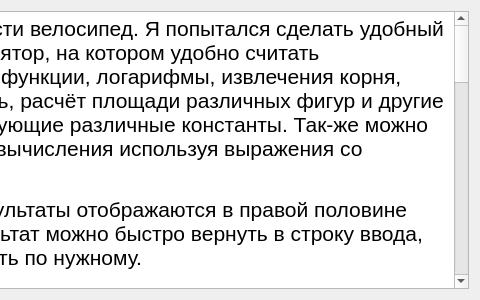
pAVlicSim/pyqt_calculator, file myForm/helpDialog.ui: the form before one commit; both pictures show x 220 to 700 and y 0 to 300 of the 700 by 300 pixel window.
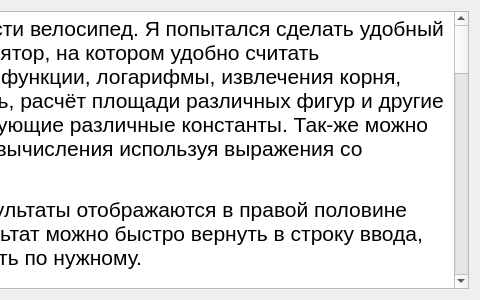
The form after the commit.

Commit message: доделал help.

```diff
--- a/myForm/helpDialog.ui
+++ b/myForm/helpDialog.ui
@@ -41,17 +41,21 @@
 &lt;p style=&quot; margin-top:12px; margin-bottom:12px; margin-left:0px; margin-right:0px; -qt-block-indent:0; text-indent:0px;&quot;&gt;&lt;span style=&quot; font-size:16pt;&quot;&gt;Обратное число вычисляется вводом исходного числа и нажатием кнопки 1/х.&lt;/span&gt;&lt;/p&gt;
 &lt;p style=&quot; margin-top:12px; margin-bottom:12px; margin-left:0px; margin-right:0px; -qt-block-indent:0; text-indent:0px;&quot;&gt;&lt;span style=&quot; font-size:16pt;&quot;&gt;Проценты вычисляются вводом исходного числа, вводом знака + или - , вводом процентов и нажатием кнопки %.&lt;/span&gt;&lt;/p&gt;
 &lt;p style=&quot; margin-top:12px; margin-bottom:12px; margin-left:0px; margin-right:0px; -qt-block-indent:0; text-indent:0px;&quot;&gt;&lt;span style=&quot; font-size:16pt;&quot;&gt;Что такое логарифм?&lt;/span&gt;&lt;/p&gt;
-&lt;p style=&quot; margin-top:12px; margin-bottom:12px; margin-left:0px; margin-right:0px; -qt-block-indent:0; text-indent:0px;&quot;&gt;&lt;span style=&quot; font-family:'Arial,Helvetica,sans-serif'; font-size:16pt; background-color:#e9f8ed;&quot;&gt;Логарифм по основанию a от аргумента x , это степень,,в которую надо возвести число a, чтобы плучить число x.&lt;/span&gt;&lt;span style=&quot; font-family:'Arial,Helvetica,sans-serif'; font-size:16pt; color:#101010; background-color:#ffffff;&quot;&gt;Обозначение: log&lt;/span&gt;&lt;span style=&quot; font-family:'Times New Roman,Times,serif'; font-size:16pt; font-style:italic; color:#101010; background-color:#ffffff; vertical-align:sub;&quot;&gt;a&lt;/span&gt;&lt;span style=&quot; font-family:'Times New Roman,Times,serif'; font-size:16pt; font-style:italic; color:#101010; background-color:#ffffff;&quot;&gt;x&lt;/span&gt;&lt;span style=&quot; font-family:'Arial,Helvetica,sans-serif'; font-size:16pt; color:#101010; background-color:#ffffff;&quot;&gt; = &lt;/span&gt;&lt;span style=&quot; font-family:'Times New Roman,Times,serif'; font-size:16pt; font-style:italic; color:#101010; background-color:#ffffff;&quot;&gt;b&lt;/span&gt;&lt;span style=&quot; font-family:'Arial,Helvetica,sans-serif'; font-size:16pt; color:#101010; background-color:#ffffff;&quot;&gt;, где &lt;/span&gt;&lt;span style=&quot; font-family:'Times New Roman,Times,serif'; font-size:16pt; font-style:italic; color:#101010; background-color:#ffffff;&quot;&gt;a&lt;/span&gt;&lt;span style=&quot; font-family:'Arial,Helvetica,sans-serif'; font-size:16pt; color:#101010; background-color:#ffffff;&quot;&gt; — основание, &lt;/span&gt;&lt;span style=&quot; font-family:'Times New Roman,Times,serif'; font-size:16pt; font-style:italic; color:#101010; background-color:#ffffff;&quot;&gt;x&lt;/span&gt;&lt;span style=&quot; font-family:'Arial,Helvetica,sans-serif'; font-size:16pt; color:#101010; background-color:#ffffff;&quot;&gt; — аргумент, &lt;/span&gt;&lt;span style=&quot; font-family:'Times New Roman,Times,serif'; font-size:16pt; font-style:italic; color:#101010; background-color:#ffffff;&quot;&gt;b&lt;/span&gt;&lt;span style=&quot; font-family:'Arial,Helvetica,sans-serif'; font-size:16pt; color:#101010; background-color:#ffffff;&quot;&gt; — собственно, чему равен логарифм.&lt;/span&gt;&lt;/p&gt;
-&lt;p style=&quot; margin-top:12px; margin-bottom:12px; margin-left:0px; margin-right:0px; -qt-block-indent:0; text-indent:0px;&quot;&gt;&lt;span style=&quot; font-family:'Arial,Helvetica,sans-serif'; font-size:16pt; color:#101010; background-color:#ffffff;&quot;&gt;Логарифм по основанию 10 обозначается как lg &lt;/span&gt;&lt;span style=&quot; font-family:'Times New Roman,Times,serif'; font-size:16pt; font-style:italic; color:#101010; background-color:#ffffff;&quot;&gt;x, т.е &lt;/span&gt;&lt;span style=&quot; font-family:'Arial,Helvetica,sans-serif'; font-size:16pt; color:#333333; background-color:#ffffff;&quot;&gt;lg &lt;/span&gt;&lt;span style=&quot; font-family:'Times New Roman,Times,serif'; font-size:16pt; font-style:italic; color:#333333; background-color:#ffffff;&quot;&gt;x&lt;/span&gt;&lt;span style=&quot; font-family:'Arial,Helvetica,sans-serif'; font-size:16pt; color:#333333; background-color:#ffffff;&quot;&gt; = log&lt;/span&gt;&lt;span style=&quot; font-family:'Arial,Helvetica,sans-serif'; font-size:16pt; color:#333333; background-color:#ffffff; vertical-align:sub;&quot;&gt;10&lt;/span&gt;&lt;span style=&quot; font-family:'Arial,Helvetica,sans-serif'; font-size:16pt; color:#333333; background-color:#ffffff;&quot;&gt; &lt;/span&gt;&lt;span style=&quot; font-family:'Times New Roman,Times,serif'; font-size:16pt; font-style:italic; color:#333333; background-color:#ffffff;&quot;&gt;x.&lt;/span&gt;&lt;/p&gt;
-&lt;p style=&quot; margin-top:12px; margin-bottom:12px; margin-left:0px; margin-right:0px; -qt-block-indent:0; text-indent:0px;&quot;&gt;&lt;span style=&quot; font-family:'Arial,Helvetica,sans-serif'; font-size:16pt; font-style:italic; color:#333333; background-color:#e9f8ed;&quot;&gt;Натуральный логарифм&lt;/span&gt;&lt;span style=&quot; font-family:'Arial,Helvetica,sans-serif'; font-size:16pt; color:#333333; background-color:#e9f8ed;&quot;&gt; от аргумента &lt;/span&gt;&lt;span style=&quot; font-family:'Times New Roman,Times,serif'; font-size:16pt; font-style:italic; color:#333333; background-color:#e9f8ed;&quot;&gt;x&lt;/span&gt;&lt;span style=&quot; font-family:'Arial,Helvetica,sans-serif'; font-size:16pt; color:#333333; background-color:#e9f8ed;&quot;&gt; — это логарифм по основанию &lt;/span&gt;&lt;span style=&quot; font-family:'Times New Roman,Times,serif'; font-size:16pt; font-style:italic; color:#333333; background-color:#e9f8ed;&quot;&gt;e&lt;/span&gt;&lt;span style=&quot; font-family:'Arial,Helvetica,sans-serif'; font-size:16pt; color:#333333; background-color:#e9f8ed;&quot;&gt;, т.е. степень, в которую надо возвести число &lt;/span&gt;&lt;span style=&quot; font-family:'Times New Roman,Times,serif'; font-size:16pt; font-style:italic; color:#333333; background-color:#e9f8ed;&quot;&gt;e&lt;/span&gt;&lt;span style=&quot; font-family:'Arial,Helvetica,sans-serif'; font-size:16pt; color:#333333; background-color:#e9f8ed;&quot;&gt;, чтобы получить число &lt;/span&gt;&lt;span style=&quot; font-family:'Times New Roman,Times,serif'; font-size:16pt; font-style:italic; color:#333333; background-color:#e9f8ed;&quot;&gt;x&lt;/span&gt;&lt;span style=&quot; font-family:'Arial,Helvetica,sans-serif'; font-size:16pt; color:#333333; background-color:#e9f8ed;&quot;&gt;. Обозначение: ln &lt;/span&gt;&lt;span style=&quot; font-family:'Times New Roman,Times,serif'; font-size:16pt; font-style:italic; color:#333333; background-color:#e9f8ed;&quot;&gt;x&lt;/span&gt;&lt;span style=&quot; font-family:'Arial,Helvetica,sans-serif'; font-size:16pt; color:#333333; background-color:#e9f8ed;&quot;&gt;. &lt;/span&gt;&lt;/p&gt;
-&lt;p style=&quot; margin-top:12px; margin-bottom:12px; margin-left:0px; margin-right:0px; -qt-block-indent:0; text-indent:0px;&quot;&gt;&lt;span style=&quot; font-family:'Arial,Helvetica,sans-serif'; font-size:16pt; color:#333333; background-color:#ffffff; vertical-align:top;&quot;&gt;Многие спросят: что еще за число&lt;/span&gt;&lt;span style=&quot; font-family:'Arial,Helvetica,sans-serif'; font-size:16pt; color:#333333; vertical-align:top;&quot;&gt; &lt;/span&gt;&lt;span style=&quot; font-family:'Times New Roman,Times,serif'; font-size:16pt; font-style:italic; color:#333333; vertical-align:top;&quot;&gt;e&lt;/span&gt;&lt;span style=&quot; font-family:'Arial,Helvetica,sans-serif'; font-size:16pt; color:#333333; vertical-align:top;&quot;&gt;? Это иррациональное число, его точное значение найти и записать невозможно. Приведу лишь первые его цифры:&lt;br /&gt;&lt;/span&gt;&lt;span style=&quot; font-family:'Times New Roman,Times,serif'; font-size:16pt; font-style:italic; color:#333333; vertical-align:top;&quot;&gt;e&lt;/span&gt;&lt;span style=&quot; font-family:'Arial,Helvetica,sans-serif'; font-size:16pt; color:#333333; vertical-align:top;&quot;&gt; = 2,718281828459...&lt;/span&gt;&lt;/p&gt;
-&lt;p style=&quot; margin-top:12px; margin-bottom:12px; margin-left:0px; margin-right:0px; -qt-block-indent:0; text-indent:0px; line-height:24px; background-color:#ffffff;&quot;&gt;&lt;span style=&quot; font-family:'Arial,Helvetica,sans-serif'; font-size:16pt; color:#333333; background-color:#ffffff; vertical-align:top;&quot;&gt;Не будем углубляться, что это за число и зачем нужно. Просто помните, что&lt;/span&gt;&lt;span style=&quot; font-family:'Arial,Helvetica,sans-serif'; font-size:16pt; color:#333333; vertical-align:top;&quot;&gt; &lt;/span&gt;&lt;span style=&quot; font-family:'Times New Roman,Times,serif'; font-size:16pt; font-style:italic; color:#333333; vertical-align:top;&quot;&gt;e&lt;/span&gt;&lt;span style=&quot; font-family:'Arial,Helvetica,sans-serif'; font-size:16pt; color:#333333; vertical-align:top;&quot;&gt; — основание натурального логарифма:&lt;br /&gt;ln &lt;/span&gt;&lt;span style=&quot; font-family:'Times New Roman,Times,serif'; font-size:16pt; font-style:italic; color:#333333; vertical-align:top;&quot;&gt;x&lt;/span&gt;&lt;span style=&quot; font-family:'Arial,Helvetica,sans-serif'; font-size:16pt; color:#333333; vertical-align:top;&quot;&gt; = log&lt;/span&gt;&lt;span style=&quot; font-family:'Times New Roman,Times,serif'; font-size:16pt; font-style:italic; color:#333333; vertical-align:sub;&quot;&gt;e&lt;/span&gt;&lt;span style=&quot; font-family:'Arial,Helvetica,sans-serif'; font-size:16pt; color:#333333; vertical-align:top;&quot;&gt; &lt;/span&gt;&lt;span style=&quot; font-family:'Times New Roman,Times,serif'; font-size:16pt; font-style:italic; color:#333333; vertical-align:top;&quot;&gt;x&lt;/span&gt;&lt;/p&gt;
+&lt;p style=&quot; margin-top:12px; margin-bottom:12px; margin-left:0px; margin-right:0px; -qt-block-indent:0; text-indent:0px;&quot;&gt;&lt;span style=&quot; font-family:'Arial,Helvetica,sans-serif'; font-size:16pt;&quot;&gt;Логарифм по основанию a от аргумента x , это степень,,в которую надо возвести число a, чтобы плучить число x.Обозначение: log&lt;/span&gt;&lt;span style=&quot; font-family:'Times New Roman,Times,serif'; font-size:16pt; font-style:italic; background-color:#ffffff; vertical-align:sub;&quot;&gt;a&lt;/span&gt;&lt;span style=&quot; font-family:'Times New Roman,Times,serif'; font-size:16pt; font-style:italic; color:#101010; background-color:#ffffff;&quot;&gt;x&lt;/span&gt;&lt;span style=&quot; font-family:'Arial,Helvetica,sans-serif'; font-size:16pt; background-color:#ffffff;&quot;&gt; = &lt;/span&gt;&lt;span style=&quot; font-family:'Times New Roman,Times,serif'; font-size:16pt; font-style:italic; background-color:#ffffff;&quot;&gt;b&lt;/span&gt;&lt;span style=&quot; font-family:'Arial,Helvetica,sans-serif'; font-size:16pt; background-color:#ffffff;&quot;&gt;, где &lt;/span&gt;&lt;span style=&quot; font-family:'Times New Roman,Times,serif'; font-size:16pt; font-style:italic; background-color:#ffffff;&quot;&gt;a&lt;/span&gt;&lt;span style=&quot; font-family:'Arial,Helvetica,sans-serif'; font-size:16pt; background-color:#ffffff;&quot;&gt; — основание, &lt;/span&gt;&lt;span style=&quot; font-family:'Times New Roman,Times,serif'; font-size:16pt; font-style:italic; color:#101010; background-color:#ffffff;&quot;&gt;x&lt;/span&gt;&lt;span style=&quot; font-family:'Arial,Helvetica,sans-serif'; font-size:16pt; background-color:#ffffff;&quot;&gt; — аргумент, &lt;/span&gt;&lt;span style=&quot; font-family:'Times New Roman,Times,serif'; font-size:16pt; font-style:italic; background-color:#ffffff;&quot;&gt;b&lt;/span&gt;&lt;span style=&quot; font-family:'Arial,Helvetica,sans-serif'; font-size:16pt; color:#101010; background-color:#ffffff;&quot;&gt; — собственно, чему равен логарифм.&lt;/span&gt;&lt;/p&gt;
+&lt;p style=&quot; margin-top:12px; margin-bottom:12px; margin-left:0px; margin-right:0px; -qt-block-indent:0; text-indent:0px;&quot;&gt;&lt;span style=&quot; font-family:'Arial,Helvetica,sans-serif'; font-size:16pt; background-color:#ffffff;&quot;&gt;Логарифм по основанию 10 обозначается как lg &lt;/span&gt;&lt;span style=&quot; font-family:'Times New Roman,Times,serif'; font-size:16pt; font-style:italic; background-color:#ffffff;&quot;&gt;x, т.е &lt;/span&gt;&lt;span style=&quot; font-family:'Arial,Helvetica,sans-serif'; font-size:16pt; background-color:#ffffff;&quot;&gt;lg &lt;/span&gt;&lt;span style=&quot; font-family:'Times New Roman,Times,serif'; font-size:16pt; font-style:italic; background-color:#ffffff;&quot;&gt;x&lt;/span&gt;&lt;span style=&quot; font-family:'Arial,Helvetica,sans-serif'; font-size:16pt; background-color:#ffffff;&quot;&gt; = log&lt;/span&gt;&lt;span style=&quot; font-family:'Arial,Helvetica,sans-serif'; font-size:16pt; background-color:#ffffff; vertical-align:sub;&quot;&gt;10&lt;/span&gt;&lt;span style=&quot; font-family:'Arial,Helvetica,sans-serif'; font-size:16pt; background-color:#ffffff;&quot;&gt; &lt;/span&gt;&lt;span style=&quot; font-family:'Times New Roman,Times,serif'; font-size:16pt; font-style:italic; background-color:#ffffff;&quot;&gt;x.&lt;/span&gt;&lt;/p&gt;
+&lt;p style=&quot; margin-top:12px; margin-bottom:12px; margin-left:0px; margin-right:0px; -qt-block-indent:0; text-indent:0px;&quot;&gt;&lt;span style=&quot; font-family:'Arial,Helvetica,sans-serif'; font-size:16pt; font-style:italic;&quot;&gt;Натуральный логарифм&lt;/span&gt;&lt;span style=&quot; font-family:'Arial,Helvetica,sans-serif'; font-size:16pt;&quot;&gt; от аргумента &lt;/span&gt;&lt;span style=&quot; font-family:'Times New Roman,Times,serif'; font-size:16pt; font-style:italic;&quot;&gt;x&lt;/span&gt;&lt;span style=&quot; font-family:'Arial,Helvetica,sans-serif'; font-size:16pt;&quot;&gt; — это логарифм по основанию &lt;/span&gt;&lt;span style=&quot; font-family:'Times New Roman,Times,serif'; font-size:16pt; font-style:italic;&quot;&gt;e&lt;/span&gt;&lt;span style=&quot; font-family:'Arial,Helvetica,sans-serif'; font-size:16pt;&quot;&gt;, т.е. степень, в которую надо возвести число &lt;/span&gt;&lt;span style=&quot; font-family:'Times New Roman,Times,serif'; font-size:16pt; font-style:italic;&quot;&gt;e&lt;/span&gt;&lt;span style=&quot; font-family:'Arial,Helvetica,sans-serif'; font-size:16pt;&quot;&gt;, чтобы получить число &lt;/span&gt;&lt;span style=&quot; font-family:'Times New Roman,Times,serif'; font-size:16pt; font-style:italic; color:#333333;&quot;&gt;x&lt;/span&gt;&lt;span style=&quot; font-family:'Arial,Helvetica,sans-serif'; font-size:16pt;&quot;&gt;. Обозначение: ln &lt;/span&gt;&lt;span style=&quot; font-family:'Times New Roman,Times,serif'; font-size:16pt; font-style:italic;&quot;&gt;x&lt;/span&gt;&lt;span style=&quot; font-family:'Arial,Helvetica,sans-serif'; font-size:16pt;&quot;&gt;. &lt;/span&gt;&lt;/p&gt;
+&lt;p style=&quot; margin-top:12px; margin-bottom:12px; margin-left:0px; margin-right:0px; -qt-block-indent:0; text-indent:0px;&quot;&gt;&lt;span style=&quot; font-family:'Arial,Helvetica,sans-serif'; font-size:16pt; vertical-align:top;&quot;&gt;Многие спросят: что еще за число &lt;/span&gt;&lt;span style=&quot; font-family:'Times New Roman,Times,serif'; font-size:16pt; font-style:italic; vertical-align:top;&quot;&gt;e&lt;/span&gt;&lt;span style=&quot; font-family:'Arial,Helvetica,sans-serif'; font-size:16pt; vertical-align:top;&quot;&gt;? Это иррациональное число, его точное значение найти и записать невозможно. Приведу лишь первые его цифры:&lt;br /&gt;&lt;/span&gt;&lt;span style=&quot; font-family:'Times New Roman,Times,serif'; font-size:16pt; font-style:italic; vertical-align:top;&quot;&gt;e&lt;/span&gt;&lt;span style=&quot; font-family:'Arial,Helvetica,sans-serif'; font-size:16pt; vertical-align:top;&quot;&gt; = 2,718281828459...&lt;/span&gt;&lt;/p&gt;
+&lt;p style=&quot; margin-top:12px; margin-bottom:12px; margin-left:0px; margin-right:0px; -qt-block-indent:0; text-indent:0px; line-height:24px; background-color:#ffffff;&quot;&gt;&lt;span style=&quot; font-family:'Arial,Helvetica,sans-serif'; font-size:16pt; background-color:#ffffff; vertical-align:top;&quot;&gt;Не будем углубляться, что это за число и зачем нужно. Просто помните, что&lt;/span&gt;&lt;span style=&quot; font-family:'Arial,Helvetica,sans-serif'; font-size:16pt; vertical-align:top;&quot;&gt; &lt;/span&gt;&lt;span style=&quot; font-family:'Times New Roman,Times,serif'; font-size:16pt; font-style:italic; color:#333333; vertical-align:top;&quot;&gt;e&lt;/span&gt;&lt;span style=&quot; font-family:'Arial,Helvetica,sans-serif'; font-size:16pt; vertical-align:top;&quot;&gt; — основание натурального логарифма:&lt;br /&gt;ln &lt;/span&gt;&lt;span style=&quot; font-family:'Times New Roman,Times,serif'; font-size:16pt; font-style:italic; vertical-align:top;&quot;&gt;x&lt;/span&gt;&lt;span style=&quot; font-family:'Arial,Helvetica,sans-serif'; font-size:16pt; vertical-align:top;&quot;&gt; = log&lt;/span&gt;&lt;span style=&quot; font-family:'Times New Roman,Times,serif'; font-size:16pt; font-style:italic; vertical-align:sub;&quot;&gt;e&lt;/span&gt;&lt;span style=&quot; font-family:'Arial,Helvetica,sans-serif'; font-size:16pt; vertical-align:top;&quot;&gt; &lt;/span&gt;&lt;span style=&quot; font-family:'Times New Roman,Times,serif'; font-size:16pt; font-style:italic; vertical-align:top;&quot;&gt;x&lt;/span&gt;&lt;/p&gt;
+&lt;p style=&quot;-qt-paragraph-type:empty; margin-top:12px; margin-bottom:12px; margin-left:0px; margin-right:0px; -qt-block-indent:0; text-indent:0px; line-height:24px; font-family:'Times New Roman,Times,serif'; font-size:16pt; font-style:italic; background-color:#ffffff; vertical-align:top;&quot;&gt;&lt;br /&gt;&lt;/p&gt;
 &lt;p style=&quot; margin-top:12px; margin-bottom:12px; margin-left:0px; margin-right:0px; -qt-block-indent:0; text-indent:0px; line-height:24px; background-color:#ffffff;&quot;&gt;&lt;span style=&quot; font-size:16pt;&quot;&gt;Теперь о вводе с клавиатуры.&lt;/span&gt;&lt;/p&gt;
 &lt;p style=&quot; margin-top:12px; margin-bottom:12px; margin-left:0px; margin-right:0px; -qt-block-indent:0; text-indent:0px; line-height:24px; background-color:#ffffff;&quot;&gt;&lt;span style=&quot; font-size:16pt;&quot;&gt;Ввод производится на латинице, это сделано для удобства, т.к тригонометрические функции написаны на латинице и это облегчает использование мнемоник.&lt;/span&gt;&lt;/p&gt;
 &lt;p style=&quot; margin-top:12px; margin-bottom:12px; margin-left:0px; margin-right:0px; -qt-block-indent:0; text-indent:0px; line-height:24px; background-color:#ffffff;&quot;&gt;&lt;span style=&quot; font-size:16pt;&quot;&gt;Мнемоники это подчёркнутые символы в названии  кнопок. Например что-бы ввести cos нужно нажать &amp;quot;Alt + c&amp;quot;.&lt;/span&gt;&lt;/p&gt;
 &lt;p style=&quot; margin-top:12px; margin-bottom:12px; margin-left:0px; margin-right:0px; -qt-block-indent:0; text-indent:0px; line-height:24px; background-color:#ffffff;&quot;&gt;&lt;span style=&quot; font-size:16pt;&quot;&gt;Чтобы увидеть все мнемоники просто нажмите клавишу&amp;quot;Alt&amp;quot;.&lt;/span&gt;&lt;/p&gt;
-&lt;p style=&quot; margin-top:12px; margin-bottom:12px; margin-left:0px; margin-right:0px; -qt-block-indent:0; text-indent:0px; line-height:24px; background-color:#ffffff;&quot;&gt;&lt;span style=&quot; font-size:16pt;&quot;&gt;Цифры вводятся простым нажатием нужной клавиши. Символы &amp;quot;+&amp;quot; &amp;quot;-&amp;quot; &amp;quot;=&amp;quot; &amp;quot;%&amp;quot; также вводятся нажатием нужной клавиши.&lt;/span&gt;&lt;br /&gt;&lt;/p&gt;
-&lt;p style=&quot; margin-top:12px; margin-bottom:12px; margin-left:0px; margin-right:0px; -qt-block-indent:0; text-indent:0px;&quot;&gt;&lt;br /&gt;&lt;/p&gt;&lt;/body&gt;&lt;/html&gt;</string>
+&lt;p style=&quot; margin-top:12px; margin-bottom:12px; margin-left:0px; margin-right:0px; -qt-block-indent:0; text-indent:0px; line-height:24px; background-color:#ffffff;&quot;&gt;&lt;span style=&quot; font-size:16pt;&quot;&gt;Цифры вводятся простым нажатием соответствующей клавиши. Символы &amp;quot;+&amp;quot; &amp;quot;-&amp;quot; &amp;quot;=&amp;quot; &amp;quot;%&amp;quot; также вводятся нажатием соответствующей клавиши.&lt;/span&gt;&lt;/p&gt;
+&lt;p style=&quot; margin-top:12px; margin-bottom:12px; margin-left:0px; margin-right:0px; -qt-block-indent:0; text-indent:0px; line-height:24px; background-color:#ffffff;&quot;&gt;&lt;span style=&quot; font-size:16pt;&quot;&gt;Для вычисления обратного числа нужно нажать клавишу &amp;quot;x&amp;quot;.&lt;/span&gt;&lt;/p&gt;
+&lt;p style=&quot; margin-top:12px; margin-bottom:12px; margin-left:0px; margin-right:0px; -qt-block-indent:0; text-indent:0px; line-height:24px; background-color:#ffffff;&quot;&gt;&lt;span style=&quot; font-size:16pt;&quot;&gt;Для очистки всех полей, клавиша &amp;quot;c&amp;quot;.&lt;/span&gt;&lt;/p&gt;
+&lt;p style=&quot; margin-top:12px; margin-bottom:12px; margin-left:0px; margin-right:0px; -qt-block-indent:0; text-indent:0px; line-height:24px; background-color:#ffffff;&quot;&gt;&lt;span style=&quot; font-size:16pt;&quot;&gt;Для перемещения курсора используются клавиши со стрелками. Для удаления символов используется клавиша &amp;quot;backspace&amp;quot;. Для ввода знака умножения клавиша &amp;quot;*&amp;quot;, а для деления клавиша &amp;quot;/&amp;quot;.&lt;/span&gt;&lt;/p&gt;
+&lt;p style=&quot; margin-top:12px; margin-bottom:12px; margin-left:0px; margin-right:0px; -qt-block-indent:0; text-indent:0px; line-height:24px; background-color:#ffffff;&quot;&gt;&lt;span style=&quot; font-size:16pt;&quot;&gt;Для ввода подстрочных цифр используется комбинация клавиш &amp;quot;Ctrl&amp;quot; + &amp;quot;цифровая клавиша&amp;quot;.&lt;/span&gt;&lt;br /&gt;&lt;/p&gt;&lt;/body&gt;&lt;/html&gt;</string>
      </property>
     </widget>
    </item>
```
The commit also changes 1 other file.
